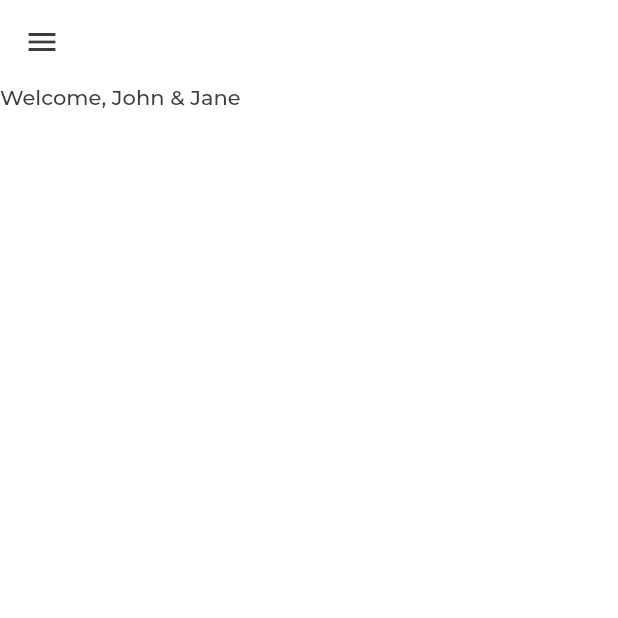
After one commit to jadhavdurgesh/pillowtalk, a Flutter app: the HomeScreen screen opened directly, on a phone screen of 412 x 824 dp, the top half of it. The commit adds this screen. Run offline on Flutter 3.47's test engine with Material 2 defaults, Android fonts, the light colour scheme and no system bars; our stand-ins replace flutter_svg, get, google_fonts, velocity_x.

Commit message:
Home screen UI start

```diff
--- /dev/null
+++ b/lib/constants/lists.dart
@@ -0,0 +1,5 @@
+final urlImages = [
+  'https://couplegames.s3.amazonaws.com/Onboarding+Screens/Screen1.png',
+  'https://couplegames.s3.amazonaws.com/Onboarding+Screens/Screen2.png',
+  'https://couplegames.s3.amazonaws.com/Onboarding+Screens/Screen3.png',
+];
--- a/lib/main.dart
+++ b/lib/main.dart
@@ -1,16 +1,21 @@
 import 'package:flutter/material.dart';
 import 'package:get/get.dart';
 import 'package:pillowtalk/constants/colors.dart';
-import 'package:pillowtalk/views/splashscreen.dart';
+import 'package:pillowtalk/views/splash_screen.dart';
 
 void main() {
   runApp(const MyApp());
 }
 
-class MyApp extends StatelessWidget {
+class MyApp extends StatefulWidget {
   const MyApp({super.key});
 
-  // This widget is the root of your application.
+  @override
+  State<MyApp> createState() => _MyAppState();
+}
+
+class _MyAppState extends State<MyApp> {
+
   @override
   Widget build(BuildContext context) {
     return GetMaterialApp(
--- /dev/null
+++ b/lib/views/home_screen.dart
@@ -0,0 +1,36 @@
+import 'package:flutter/material.dart';
+import 'package:pillowtalk/constants/colors.dart';
+
+import '../constants/fonts/fontstyle.dart';
+
+class HomeScreen extends StatefulWidget {
+  const HomeScreen({super.key});
+
+  @override
+  State<HomeScreen> createState() => _HomeScreenState();
+}
+
+class _HomeScreenState extends State<HomeScreen> {
+  @override
+  Widget build(BuildContext context) {
+    return Scaffold(
+      appBar: AppBar(
+        backgroundColor: backgroundColor,
+        elevation: 0,
+        iconTheme: const IconThemeData(
+          color: darkColor
+        ),
+      ),
+      drawer: const Drawer(
+      ),
+      body: Column(
+        children: [
+          Text(
+            "Welcome, John & Jane",
+            style: kMontserratMedium.copyWith(),
+          )
+        ],
+      )
+    );
+  }
+}
```
Also changed, not shown: lib/components/code_textfield.dart (added, +36 -0 lines), lib/components/enter_code_dialog.dart (added, +88 -0 lines), lib/constants/utils.dart (added, +11 -0 lines), lib/views/onboarding/onboarding_five.dart (+21 -1 lines), lib/views/onboarding/onboarding_one.dart (+24 -4 lines), lib/views/onboarding/onboarding_three.dart (+28 -3 lines), lib/views/onboarding/onboarding_two.dart (+23 -4 lines), lib/views/splash_screen.dart (renamed from lib/views/splashscreen.dart, +9 -3 lines), pubspec.yaml (+6 -2 lines), assets/banner1.png, assets/banner2.png, assets/banner3.png, assets/icons/dot.svg (added), assets/icons/notification.svg (added), 1 more files, 3 other files.
